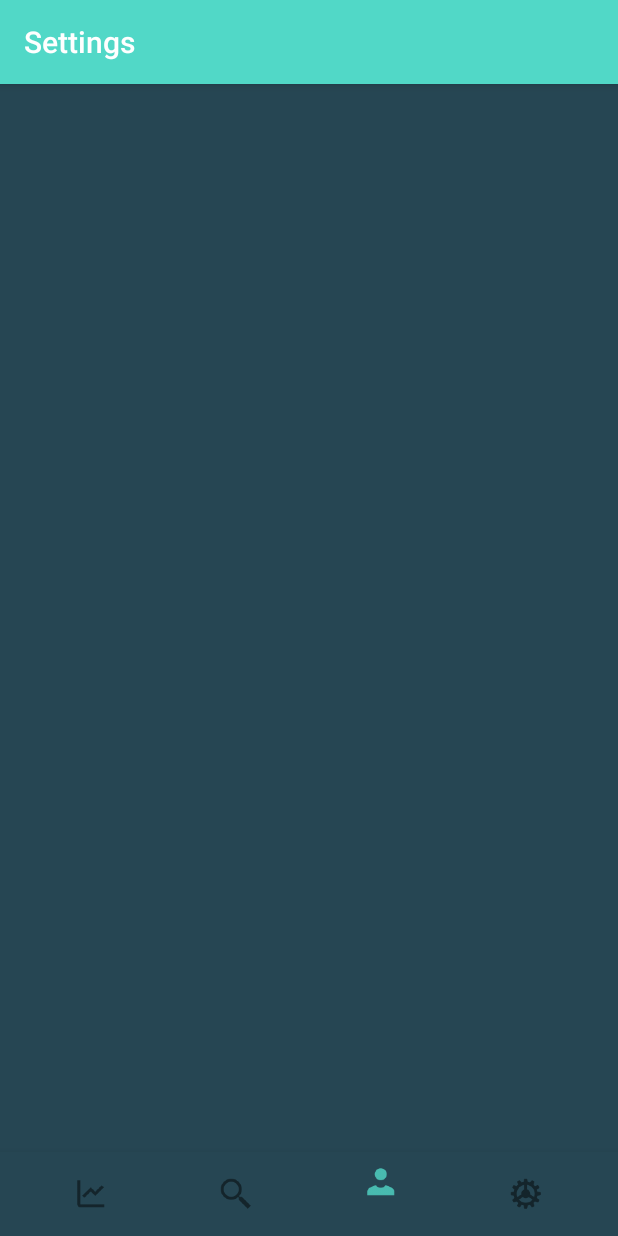
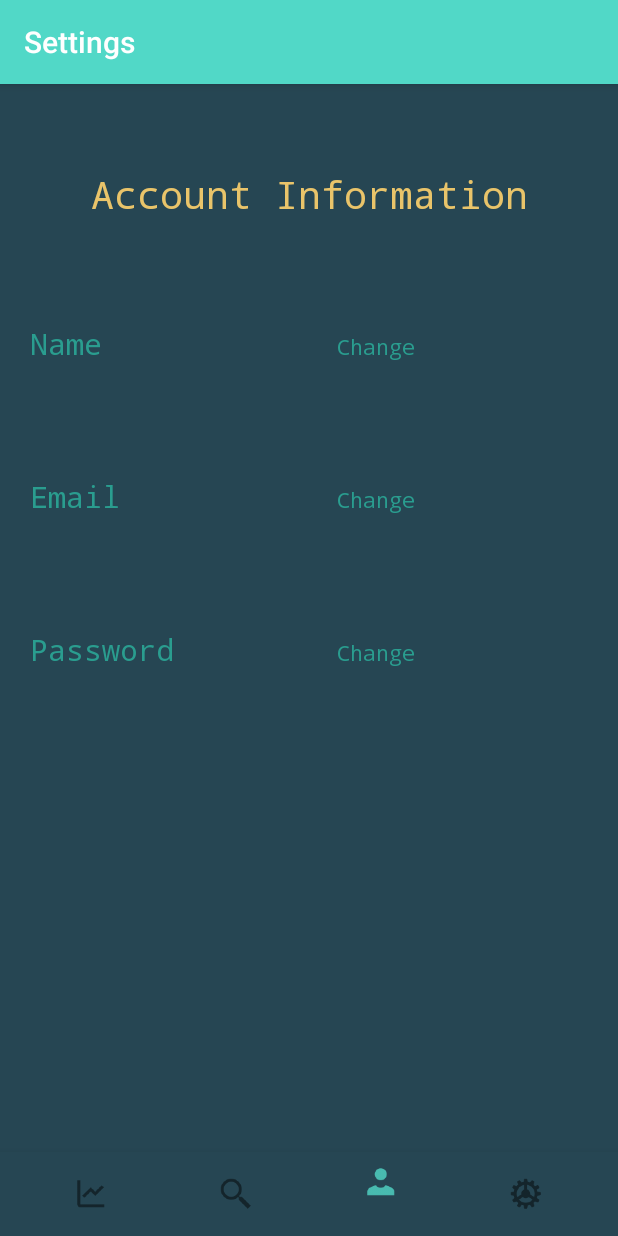
Before and after one commit to JasonWynkoop1/SimpleStocks, an Android app: the AccountFragment screen opened through its navigation route, on a phone screen of 412 x 824 dp. Run offline under Robolectric (Android 15) with nearby library versions, the phone set to English and light mode, and no system bars; our stand-ins replace navigation-ui; libraries missing offline, so code that uses them is left out: org.patriques, org.patriques.input, org.patriques.output; Roboto replaces fonts that are not available here; 6 statements that could not run were skipped.

Commit message:
Added simple user data to account fragment

```diff
--- a/app/src/main/java/com/cs360/simplestocks/activities/LoginActivities/LoginActivity.java
+++ b/app/src/main/java/com/cs360/simplestocks/activities/LoginActivities/LoginActivity.java
@@ -223,7 +223,6 @@ public class LoginActivity extends BaseActivity implements View.OnClickListener
         Log.d(TAG, "signIn:" + email);
 
         showProgressDialog();
-
         // [START sign_in_with_email]
         mAuth.signInWithEmailAndPassword(email, password)
                 .addOnCompleteListener(this, task -> {
@@ -232,9 +231,13 @@ public class LoginActivity extends BaseActivity implements View.OnClickListener
                         // Sign in success, update UI with the signed-in user's information
                         Log.d(TAG, "signInWithEmail:success");
                         FirebaseUser user = mAuth.getCurrentUser();
-
-                        goToHomepageActivity();
-                        //updateUI(user);
+                        if (!user.isEmailVerified()) {
+                            Toast.makeText(LoginActivity.this, "You are not verified yet!  Please check your email for the verification link.",
+                                    Toast.LENGTH_LONG).show();
+                            emptyInputEditText();
+                        } else {
+                            goToHomepageActivity();
+                        }
                     } else {
                         // If sign in fails, display a message to the user.
                         Log.w(TAG, "signInWithEmail:failure", task.getException());
--- a/app/src/main/java/com/cs360/simplestocks/activities/RegisterActivity.java
+++ b/app/src/main/java/com/cs360/simplestocks/activities/RegisterActivity.java
@@ -1,11 +1,13 @@
 package com.cs360.simplestocks.activities;
 
 
+import android.content.Intent;
 import android.os.Bundle;
 import android.util.Log;
 import android.view.View;
 import android.widget.Toast;
 
+import com.cs360.simplestocks.activities.LoginActivities.LoginActivity;
 import com.cs360.simplestocks.helpers.InputValidation;
 import com.cs360.simplestocks.helpers.UpdateUser;
 import com.google.android.material.textfield.TextInputEditText;
@@ -63,7 +65,7 @@ public class RegisterActivity extends BaseActivity implements View.OnClickListen
         switch (v.getId()) {
 
             case R.id.APP_COMPAT_BUTTON_REGISTER:
-                writeDataToDatabase();
+                verifyUserInput();
                 createAccount(textInputEditTextEmail.getText().toString().trim(), textInputEditTextPassword.getText().toString().trim());
                 break;
 
@@ -120,7 +122,6 @@ public class RegisterActivity extends BaseActivity implements View.OnClickListen
      */
     private void createAccount(String email, String password) {
         Log.d(TAG, "createAccount:" + email);
-
         showProgressDialog();
         mAuth.createUserWithEmailAndPassword(email, password)
                 .addOnCompleteListener(this, task -> {
@@ -128,8 +129,14 @@ public class RegisterActivity extends BaseActivity implements View.OnClickListen
                         // Sign in success, update UI with the signed-in user's information
                         Log.d(TAG, "createUserWithEmail:success");
                         FirebaseUser user = mAuth.getCurrentUser();
-                        updateUser.sendEmailVerification(user);
+
+                        updateUser.updateDisplayName(user, textInputEditTextName.getText().toString());
+                        sendEmailVerification();
                         updateUser.updateProfile(user);
+
+                        Intent intentLogin = new Intent(activity, LoginActivity.class);
+                        startActivity(intentLogin);
+
                     } else {
                         // If sign in fails, display a message to the user.
                         Log.w(TAG, "createUserWithEmail:failure", task.getException());
@@ -146,7 +153,7 @@ public class RegisterActivity extends BaseActivity implements View.OnClickListen
     /**
      * This method is to validate the input text fields and post data to SQLite
      */
-    private void writeDataToDatabase() {
+    private void verifyUserInput() {
         if (!inputValidation.checkForUserInput(textInputEditTextName, mTextInputLayout, getString(R.string.error_message_name))) {
             return;
         }
@@ -166,6 +173,33 @@ public class RegisterActivity extends BaseActivity implements View.OnClickListen
 
     }
 
+
+    /**
+     * Sending an email verification.  If the user doesn't verify
+     * their email then they cannot login
+     */
+    private void sendEmailVerification() {
+        // Send verification email
+        // [START send_email_verification]
+        final FirebaseUser user = mAuth.getCurrentUser();
+        user.sendEmailVerification()
+                .addOnCompleteListener(this, task -> {
+                    // [START_EXCLUDE]
+                    if (task.isSuccessful()) {
+                        Toast.makeText(activity,
+                                "Verification email sent to " + user.getEmail(),
+                                Toast.LENGTH_LONG).show();
+                    } else {
+                        Log.e(TAG, "sendEmailVerification", task.getException());
+                        Toast.makeText(RegisterActivity.this,
+                                "Failed to send verification email.",
+                                Toast.LENGTH_LONG).show();
+                    }
+                    // [END_EXCLUDE]
+                });
+        // [END send_email_verification]
+    }
+
     /**
      * This method is to empty all input edit text
      */
--- a/app/src/main/java/com/cs360/simplestocks/activities/ui/account/AccountFragment.java
+++ b/app/src/main/java/com/cs360/simplestocks/activities/ui/account/AccountFragment.java
@@ -4,28 +4,23 @@ import android.os.Bundle;
 import android.view.LayoutInflater;
 import android.view.View;
 import android.view.ViewGroup;
+import android.widget.TextView;
 
 import com.simplestocks.loginregister.R;
 
 import androidx.annotation.NonNull;
-import androidx.annotation.Nullable;
 import androidx.fragment.app.Fragment;
-import androidx.lifecycle.Observer;
 import androidx.lifecycle.ViewModelProviders;
 
 public class AccountFragment extends Fragment {
+
 
     public View onCreateView(@NonNull LayoutInflater inflater,
                              ViewGroup container, Bundle savedInstanceState) {
         AccountViewModel accountViewModel = ViewModelProviders.of(this).get(AccountViewModel.class);
         View root = inflater.inflate(R.layout.fragment_account, container, false);
-        //final TextView textView = root.findViewById(R.id.text_notifications);
-        accountViewModel.getText().observe(this, new Observer<String>() {
-            @Override
-            public void onChanged(@Nullable String s) {
-                //textView.setText(s);
-            }
-        });
+        final TextView textView = root.findViewById(R.id.user_name_text_view);
+        accountViewModel.getText().observe(this, textView::setText);
         return root;
     }
 }
--- a/app/src/main/java/com/cs360/simplestocks/activities/ui/account/AccountViewModel.java
+++ b/app/src/main/java/com/cs360/simplestocks/activities/ui/account/AccountViewModel.java
@@ -6,14 +6,15 @@ import androidx.lifecycle.ViewModel;
 
 public class AccountViewModel extends ViewModel {
 
-    private MutableLiveData<String> mText;
+    private MutableLiveData<String> userName;
 
     public AccountViewModel() {
-        mText = new MutableLiveData<>();
-        mText.setValue("This is notifications fragment");
+        userName = new MutableLiveData<>();
+        userName.setValue("");
     }
 
     public LiveData<String> getText() {
-        return mText;
+
+        return userName;
     }
 }
--- a/app/src/main/java/com/cs360/simplestocks/activities/ui/home/HomeFragment.java
+++ b/app/src/main/java/com/cs360/simplestocks/activities/ui/home/HomeFragment.java
@@ -4,7 +4,6 @@ import android.os.Bundle;
 import android.view.LayoutInflater;
 import android.view.View;
 import android.view.ViewGroup;
-import android.widget.TextView;
 
 import com.simplestocks.loginregister.R;
 
@@ -19,8 +18,8 @@ public class HomeFragment extends Fragment {
                              ViewGroup container, Bundle savedInstanceState) {
         HomeViewModel homeViewModel = ViewModelProviders.of(this).get(HomeViewModel.class);
         View root = inflater.inflate(R.layout.fragment_home, container, false);
-        final TextView textView = root.findViewById(R.id.text_home);
-        homeViewModel.getText().observe(this, textView::setText);
+        //final TextView textView = root.findViewById(R.id.text_home);
+        //homeViewModel.getText().observe(this, textView::setText);
         return root;
     }
 
--- a/app/src/main/java/com/cs360/simplestocks/helpers/UpdateUser.java
+++ b/app/src/main/java/com/cs360/simplestocks/helpers/UpdateUser.java
@@ -68,4 +68,22 @@ public class UpdateUser {
                 });
         // [END send_email_verification]
     }
+
+    public void updateDisplayName(FirebaseUser user, String name) {
+        // [START send_email_verification]
+        UserProfileChangeRequest profileUpdates = new UserProfileChangeRequest.Builder()
+                .setDisplayName(name).build();
+
+        user.updateProfile(profileUpdates);
+        FirebaseAuth auth = FirebaseAuth.getInstance();
+        user = auth.getCurrentUser();
+
+        user.updateProfile(profileUpdates)
+                .addOnCompleteListener(task -> {
+                    if (task.isSuccessful()) {
+                        Log.d(TAG, "Users name change to: " + name);
+                    }
+                });
+        // [END send_email_verification]
+    }
 }
--- a/app/src/main/res/layout/fragment_account.xml
+++ b/app/src/main/res/layout/fragment_account.xml
@@ -1,19 +1,107 @@
 <?xml version="1.0" encoding="utf-8"?>
-<androidx.constraintlayout.widget.ConstraintLayout xmlns:android="http://schemas.android.com/apk/res/android"
-    xmlns:app="http://schemas.android.com/apk/res-auto"
+<LinearLayout xmlns:android="http://schemas.android.com/apk/res/android"
+    xmlns:tools="http://schemas.android.com/tools"
     android:layout_width="match_parent"
-    android:layout_height="match_parent">
+    android:layout_height="match_parent"
+    android:background="@color/colorBackground"
+    android:orientation="vertical"
+    android:paddingLeft="20sp"
+    android:paddingRight="20sp">
+
 
     <TextView
-        android:id="@+id/text_account"
+        android:layout_width="match_parent"
+        android:layout_height="103dp"
+        android:layout_marginStart="8dp"
+        android:layout_marginEnd="8dp"
+        android:paddingBottom="50sp"
+        android:text="@string/account_information_fragment_title"
+        android:textAlignment="center"
+        android:textColor="@color/colorSimpleStocksTitle"
+        android:textSize="25sp" />
+
+    <LinearLayout
         android:layout_width="match_parent"
         android:layout_height="wrap_content"
-        android:layout_marginStart="8dp"
-        android:layout_marginTop="8dp"
-        android:layout_marginEnd="8dp"
-        android:textAlignment="center"
-        android:textSize="20sp"
-        app:layout_constraintEnd_toEndOf="parent"
-        app:layout_constraintStart_toStartOf="parent"
-        app:layout_constraintTop_toTopOf="parent" />
-</androidx.constraintlayout.widget.ConstraintLayout>
+        android:orientation="horizontal">
+
+        <TextView
+            android:layout_width="90dp"
+            android:layout_height="wrap_content"
+            android:layout_weight="1"
+            android:text="@string/hint_name"
+            android:textSize="20sp" />
+
+        <TextView
+            android:id="@+id/update_name_text_view"
+            android:layout_width="wrap_content"
+            android:layout_height="wrap_content"
+            android:layout_weight="1"
+            android:clickable="true"
+            android:focusable="true"
+            android:text="@string/change_name_account_fragment" />
+
+    </LinearLayout>
+
+    <TextView
+        android:id="@+id/user_name_text_view"
+        android:layout_width="match_parent"
+        android:layout_height="wrap_content"
+        android:textSize="18sp"
+        tools:text="Name goes here" />
+
+    <LinearLayout
+        android:layout_width="match_parent"
+        android:layout_height="wrap_content"
+        android:orientation="horizontal"
+        android:paddingTop="50sp">
+
+        <TextView
+            android:id="@+id/textView"
+            android:layout_width="90dp"
+            android:layout_height="wrap_content"
+            android:layout_weight="1"
+            android:text="@string/hint_email"
+            android:textSize="20sp" />
+
+        <TextView
+            android:id="@+id/update_email_text_view"
+            android:layout_width="wrap_content"
+            android:layout_height="wrap_content"
+            android:layout_weight="1"
+            android:clickable="true"
+            android:focusable="true"
+            android:text="@string/change_email_text_button" />
+    </LinearLayout>
+
+    <TextView
+        android:id="@+id/email_text_view_account"
+        android:layout_width="match_parent"
+        android:layout_height="wrap_content"
+        android:textSize="18sp"
+        tools:text="Email goes here" />
+
+    <LinearLayout
+        android:layout_width="match_parent"
+        android:layout_height="match_parent"
+        android:orientation="horizontal"
+        android:paddingTop="50sp">
+
+        <TextView
+            android:id="@+id/textView2"
+            android:layout_width="90sp"
+            android:layout_height="wrap_content"
+            android:layout_weight="1"
+            android:text="Password"
+            android:textSize="20sp" />
+
+        <TextView
+            android:id="@+id/update_password_text_view"
+            android:layout_width="wrap_content"
+            android:layout_height="wrap_content"
+            android:layout_weight="1"
+            android:clickable="true"
+            android:text="@string/change_email_text_button" />
+    </LinearLayout>
+
+</LinearLayout>
--- a/app/src/main/res/layout/fragment_home.xml
+++ b/app/src/main/res/layout/fragment_home.xml
@@ -1,13 +1,12 @@
 <?xml version="1.0" encoding="utf-8"?>
 <androidx.constraintlayout.widget.ConstraintLayout xmlns:android="http://schemas.android.com/apk/res/android"
     xmlns:app="http://schemas.android.com/apk/res-auto"
-    xmlns:tools="http://schemas.android.com/tools"
     android:layout_width="match_parent"
     android:layout_height="match_parent">
 
 
     <TextView
-        android:id="@+id/text_home"
+        android:id="@+id/text_account_fragment_title"
         android:layout_width="match_parent"
         android:layout_height="wrap_content"
         android:layout_marginStart="8dp"
@@ -19,11 +18,4 @@
         app:layout_constraintStart_toStartOf="parent"
         app:layout_constraintTop_toTopOf="parent" />
 
-    <com.github.mikephil.charting.charts.CandleStickChart
-        android:id="@+id/candle_stick_chart"
-        android:layout_width="match_parent"
-        android:layout_height="wrap_content"
-        android:layout_marginEnd="4dp"
-        android:layout_marginRight="4dp"
-        tools:ignore="MissingConstraints" />
 </androidx.constraintlayout.widget.ConstraintLayout>
--- a/app/src/main/res/layout/fragment_search.xml
+++ b/app/src/main/res/layout/fragment_search.xml
@@ -5,7 +5,7 @@
     android:layout_height="match_parent">
 
     <TextView
-        android:id="@+id/text_home"
+        android:id="@+id/text_account_fragment_title"
         android:layout_width="match_parent"
         android:layout_height="wrap_content"
         android:layout_marginStart="8dp"
--- a/app/src/main/res/values/strings.xml
+++ b/app/src/main/res/values/strings.xml
@@ -59,4 +59,7 @@
     <string name="emailpassword_status_fmt">Email User: %1$s (verified: %2$b)</string>
     <string name="firebase_status_fmt">Firebase UID: %s</string>
     <string name="auth_failed">There was a problem with your info…</string>
+    <string name="account_information_fragment_title">Account Information</string>
+    <string name="change_name_account_fragment">Change</string>
+    <string name="change_email_text_button">Change</string>
 </resources>
```
Also changed, not shown: 179 other files.
